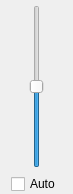
Above: qualitydialog.ui from savoirfairelinux/jami-client-windows before the change. Below: the same form after it.
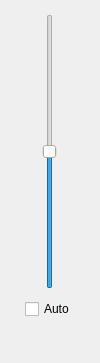
That is the form after the change.

Commit message:
improve callutilsdialog and qualitydialog
- adds a fancy shape to callutilsdialog/qualitydialog.
- adds few animation.
- keeps the overlay rendered while callutilsdialog/qualitydialog is open.
- adds the file used as mask for the spike.

Tuleap: #148

Patch:
```diff
--- a/qualitydialog.ui
+++ b/qualitydialog.ui
@@ -6,19 +6,40 @@
    <rect>
     <x>0</x>
     <y>0</y>
-    <width>73</width>
-    <height>194</height>
+    <width>100</width>
+    <height>363</height>
    </rect>
   </property>
   <property name="windowTitle">
    <string>Dialog</string>
   </property>
   <layout class="QVBoxLayout" name="verticalLayout">
+   <property name="spacing">
+    <number>0</number>
+   </property>
    <property name="leftMargin">
+    <number>4</number>
+   </property>
+   <property name="topMargin">
+    <number>4</number>
+   </property>
+   <property name="rightMargin">
+    <number>4</number>
+   </property>
+   <property name="bottomMargin">
+    <number>4</number>
+   </property>
+   <item>
+    <widget class="QWidget" name="roundedFrame" native="true">
+     <layout class="QVBoxLayout" name="tata_2">
+      <property name="spacing">
     <number>0</number>
    </property>
+      <property name="leftMargin">
+       <number>0</number>
+      </property>
    <property name="topMargin">
-    <number>5</number>
+       <number>0</number>
    </property>
    <property name="rightMargin">
     <number>0</number>
@@ -27,10 +48,16 @@
     <number>0</number>
    </property>
    <item>
-    <layout class="QHBoxLayout" name="horizontalLayout">
-     <property name="bottomMargin">
+       <layout class="QHBoxLayout" name="horizontalLayout_4">
+        <property name="spacing">
       <number>0</number>
      </property>
+        <property name="topMargin">
+         <number>10</number>
+        </property>
+        <property name="bottomMargin">
+         <number>10</number>
+        </property>
      <item>
       <widget class="QSlider" name="qualitySlider">
        <property name="maximum">
@@ -47,12 +74,15 @@
     </layout>
    </item>
    <item>
-    <layout class="QHBoxLayout" name="horizontalLayout_2">
-     <property name="bottomMargin">
+       <layout class="QHBoxLayout" name="horizontalLayout_5">
+        <property name="spacing">
       <number>0</number>
      </property>
+        <property name="bottomMargin">
+         <number>10</number>
+        </property>
      <item>
-      <spacer name="horizontalSpacer">
+         <spacer name="horizontalSpacer_5">
        <property name="orientation">
         <enum>Qt::Horizontal</enum>
        </property>
@@ -69,6 +99,59 @@
        <property name="text">
         <string>Auto</string>
        </property>
+         </widget>
+        </item>
+        <item>
+         <spacer name="horizontalSpacer_6">
+          <property name="orientation">
+           <enum>Qt::Horizontal</enum>
+          </property>
+          <property name="sizeHint" stdset="0">
+           <size>
+            <width>40</width>
+            <height>20</height>
+           </size>
+          </property>
+         </spacer>
+        </item>
+       </layout>
+      </item>
+     </layout>
+    </widget>
+   </item>
+   <item>
+    <layout class="QHBoxLayout" name="horizontalLayout">
+     <property name="spacing">
+      <number>0</number>
+     </property>
+     <item>
+      <spacer name="horizontalSpacer">
+       <property name="orientation">
+        <enum>Qt::Horizontal</enum>
+       </property>
+       <property name="sizeHint" stdset="0">
+        <size>
+         <width>40</width>
+         <height>20</height>
+        </size>
+       </property>
+      </spacer>
+     </item>
+     <item>
+      <widget class="QWidget" name="spike" native="true">
+       <property name="minimumSize">
+        <size>
+         <width>60</width>
+         <height>30</height>
+        </size>
+       </property>
+       <property name="maximumSize">
+        <size>
+         <width>60</width>
+         <height>30</height>
+        </size>
+       </property>
+       <zorder>horizontalSpacer</zorder>
       </widget>
      </item>
      <item>
```
Lines whose indentation alone changed are shown as unchanged. The commit also changes 11 other files.
